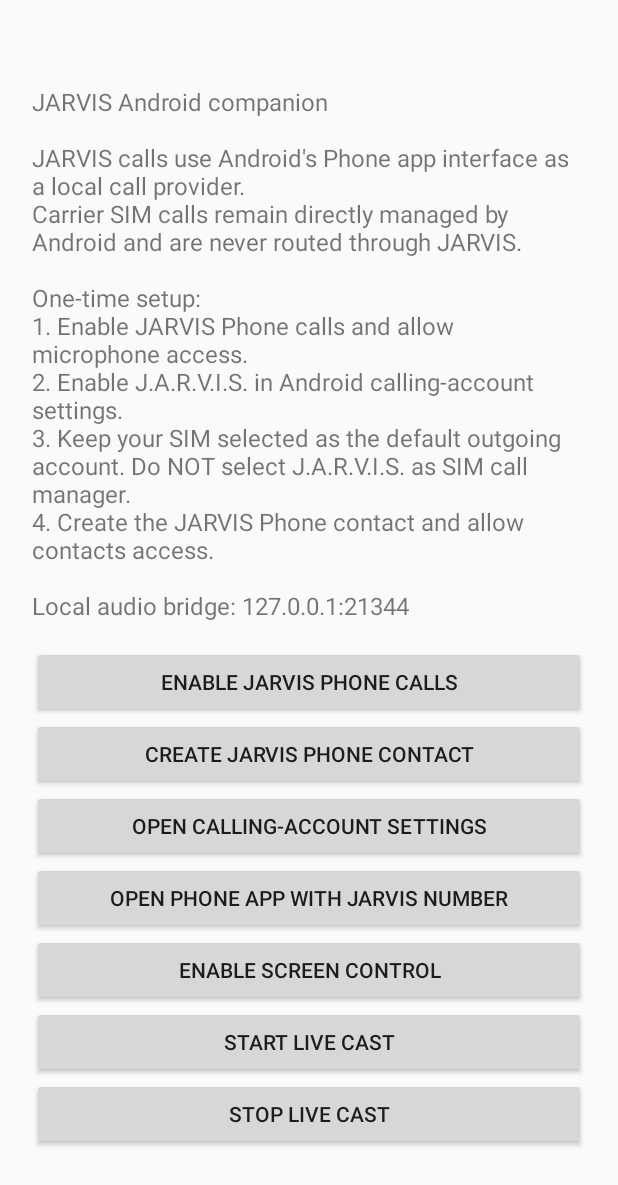
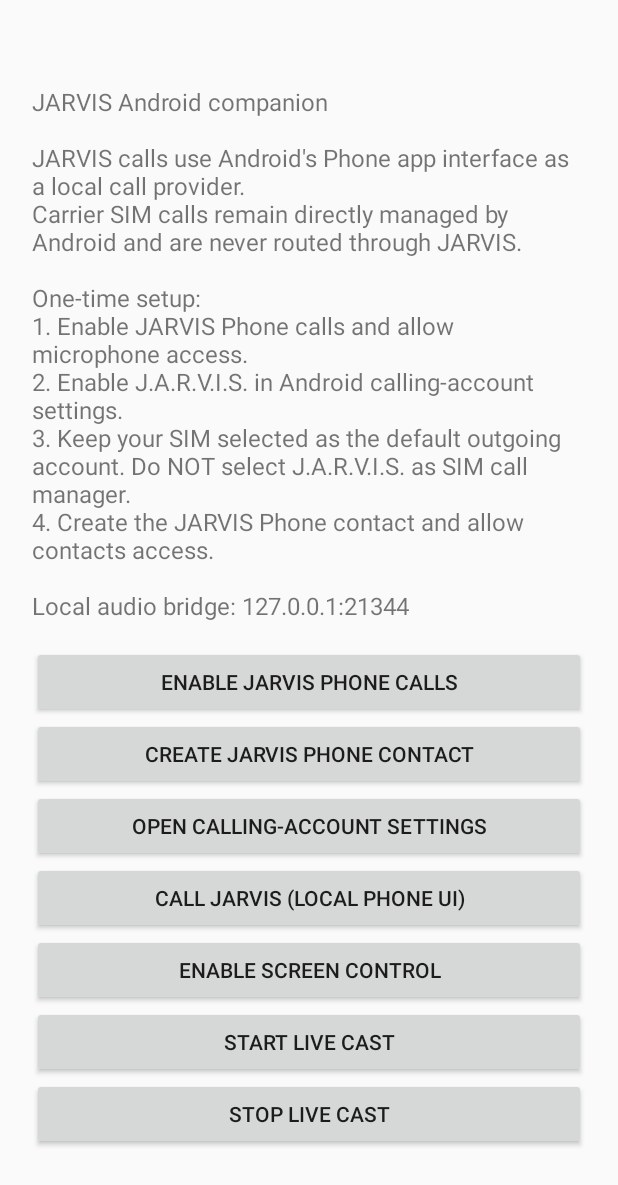
Before and after one commit to suyogpawate-lab/jarvis, an Android app: the screen it shows after launch (MainActivity), on a phone screen of 412 x 824 dp. Shown: the top 1185 px of the screen. Run offline under Robolectric (Android 15) with nearby library versions, the phone set to English and light mode, and no system bars.

Commit message:
Label explicit local JARVIS call action clearly

```diff
--- a/android-screen-cast/app/src/main/java/dev/jarvis/screencast/MainActivity.kt
+++ b/android-screen-cast/app/src/main/java/dev/jarvis/screencast/MainActivity.kt
@@ -46,7 +46,7 @@ class MainActivity : Activity() {
         layout.addView(button("Enable JARVIS Phone calls") { enableCalling() })
         layout.addView(button("Create JARVIS Phone contact") { setupJarvisContact() })
         layout.addView(button("Open calling-account settings") { openCallingAccountSettings() })
-        layout.addView(button("Open Phone app with JARVIS number") { openPhoneDialerForJarvis() })
+        layout.addView(button("Call JARVIS (local Phone UI)") { openPhoneDialerForJarvis() })
         layout.addView(button("Enable screen control") {
             startActivity(Intent(Settings.ACTION_ACCESSIBILITY_SETTINGS))
         })
```
